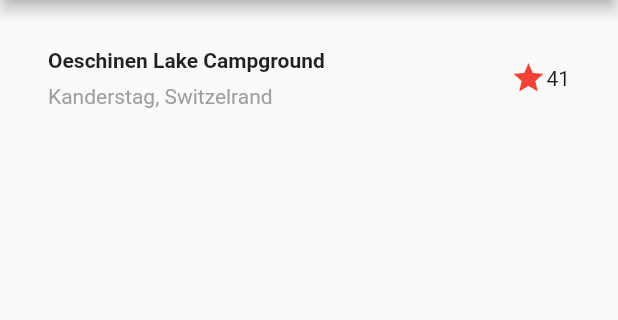
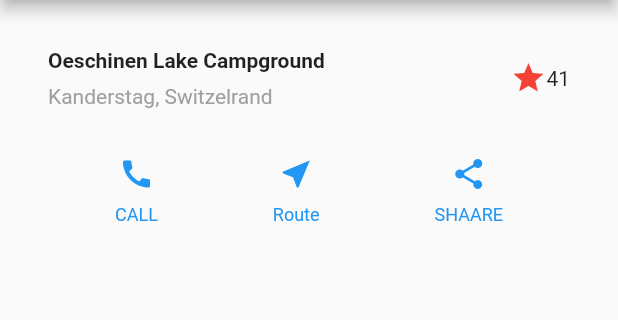
Before and after one commit to szarasowa/layout_tutorial_flutter, a Flutter app: the screen it shows after launch, on a phone screen of 412 x 824 dp, the part 84-404 px from its top. Run offline on Flutter 3.47's test engine with Material 2 defaults, Android fonts, the phone set to English and light mode, and no system bars.

Commit message:
Implement the button row

```diff
--- a/lib/main.dart
+++ b/lib/main.dart
@@ -51,6 +51,19 @@ class MyApp extends StatelessWidget {
       ),
     );
 
+    Color color = Theme.of(context).primaryColor;
+
+    Widget buttonSection = Container(
+      child: Row(
+        mainAxisAlignment: MainAxisAlignment.spaceEvenly,
+        children: [
+          _buildButtonColumn(color, Icons.call , 'CALL'),
+          _buildButtonColumn(color, Icons.near_me, 'Route'),
+          _buildButtonColumn(color, Icons.share, 'SHAARE'),
+        ],
+      ),
+    );
+
     return MaterialApp(
       title: 'Flutter Layout Demo',
       home: Scaffold(
@@ -59,9 +72,31 @@ class MyApp extends StatelessWidget {
         body: Column(
           children: [
             titleSection,
+            buttonSection,
           ],
         )
       ),
     );
   }
+
+  Column _buildButtonColumn(Color color, IconData icon, String label) {
+    return Column(
+      mainAxisSize: MainAxisSize.min,
+      mainAxisAlignment: MainAxisAlignment.center,
+      children: [
+        Icon(icon, color: color),
+        Container(
+          margin: const EdgeInsets.only(top: 8),
+          child: Text(
+            label,
+            style: TextStyle(
+              fontSize: 12,
+              fontWeight: FontWeight.w400,
+              color: color,
+            )
+          ),
+        )
+      ],
+    );
+  }
 }
```
